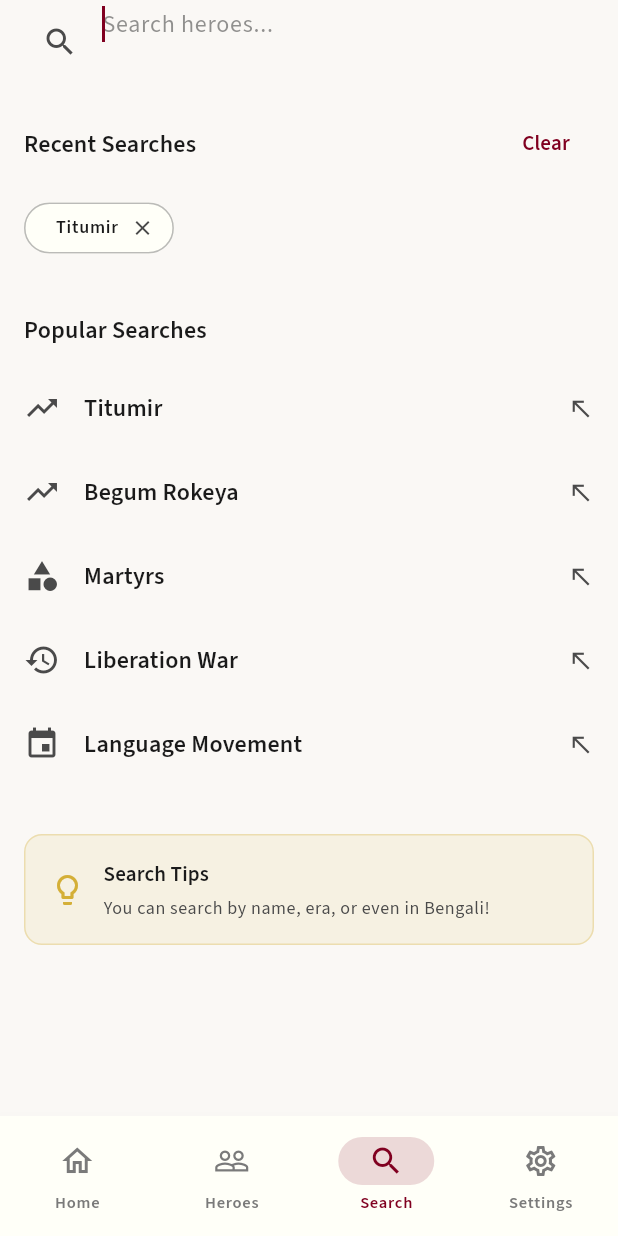
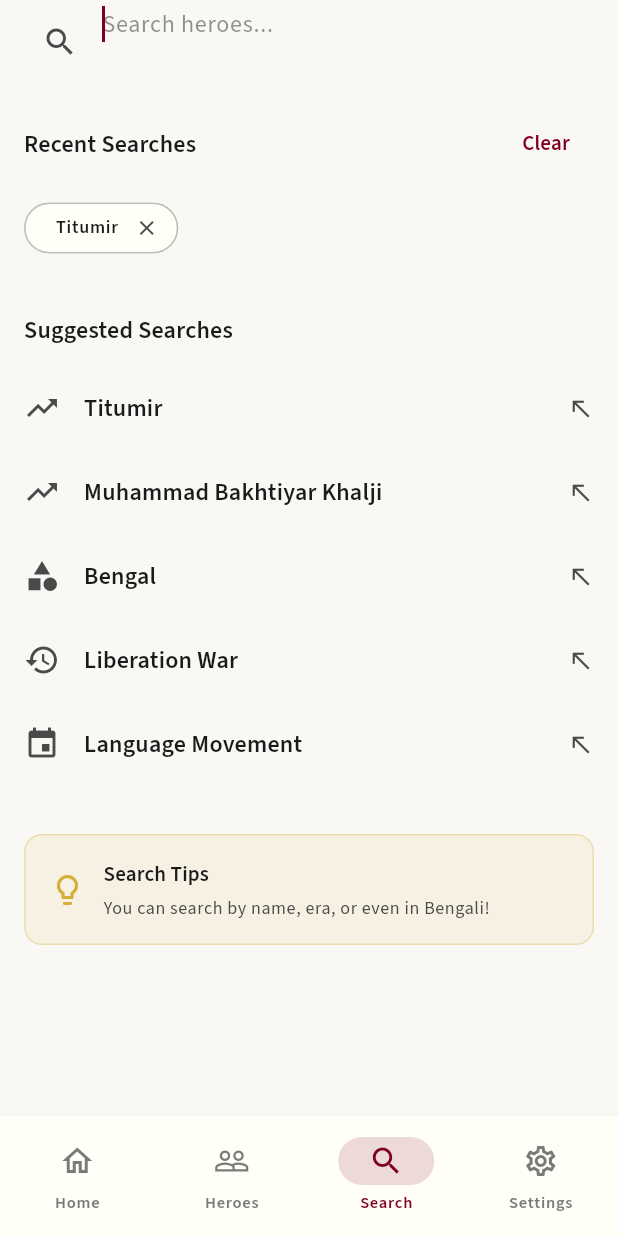
Before and after one commit to mahmud-r-farhan/bengal-heroes, a Flutter app: the SearchScreen screen opened by its route, after a tap on "Titumir", after a tap on the "close" icon, on a phone screen of 412 x 824 dp. Run offline on Flutter 3.47's test engine with Material 3 defaults, Android fonts, the phone set to English and light mode, and no system bars; our stand-ins replace easy_localization, flutter_animate, flutter_riverpod, go_router, google_fonts, shared_preferences and 1 more; missing offline and left inert: fuzzy; accounts and stored records are empty.

Commit message:
ready for production

```diff
--- a/bengal_heroes/lib/data/datasources/local_data_source.dart
+++ b/bengal_heroes/lib/data/datasources/local_data_source.dart
@@ -162,6 +162,16 @@ class LocalDataSource {
     }
   }
 
+  /// Get location by ID
+  Future<Location?> getLocationById(String id) async {
+    final locations = await loadLocations();
+    try {
+      return locations.firstWhere((l) => l.id == id);
+    } catch (_) {
+      return null;
+    }
+  }
+
   /// Get heroes by era ID
   Future<List<Hero>> getHeroesByEra(String eraId) async {
     final heroes = await loadHeroes();
--- a/bengal_heroes/lib/data/repositories/hero_repository.dart
+++ b/bengal_heroes/lib/data/repositories/hero_repository.dart
@@ -216,6 +216,22 @@ class HeroRepository {
             }
           }
         }
+
+        // Search in location name (if hero has a location)
+        if (hero.locationId != null) {
+          final location = await _dataSource.getLocationById(hero.locationId!);
+          if (location != null) {
+            final locationFuzzy = Fuzzy([location.getName(locale)], options: options);
+            final locationResults = locationFuzzy.search(query);
+            if (locationResults.isNotEmpty) {
+              final score = (1 - locationResults.first.score) * 0.7; // Weight: 0.7
+              if (score > bestScore) {
+                bestScore = score;
+                matchedField = 'location';
+              }
+            }
+          }
+        }
       }
 
       // Add to results if score is above threshold
--- a/bengal_heroes/lib/features/heroes/heroes_screen.dart
+++ b/bengal_heroes/lib/features/heroes/heroes_screen.dart
@@ -28,7 +28,7 @@ class _HeroesScreenState extends ConsumerState<HeroesScreen> {
   final ScrollController _scrollController = ScrollController();
   int _currentPage = 0;
   final List<models.Hero> _loadedHeroes = [];
-  bool _isLoadingMore = true; // Start with loading state
+  bool _isLoadingMore = false; // Start with false so initial load can execute
   bool _hasMoreData = true;
 
   @override
--- a/bengal_heroes/lib/features/search/search_screen.dart
+++ b/bengal_heroes/lib/features/search/search_screen.dart
@@ -178,15 +178,15 @@ class _SearchScreenState extends ConsumerState<SearchScreen> {
 
           // Search suggestions
           Text(
-            'Popular Searches',
+            'Suggested Searches',
             style: theme.textTheme.titleMedium?.copyWith(
               fontWeight: FontWeight.w600,
             ),
           ),
           const SizedBox(height: 12),
-          _buildSearchSuggestionItem(context, 'Titumir', Icons.trending_up),
-          _buildSearchSuggestionItem(context, 'Begum Rokeya', Icons.trending_up),
-          _buildSearchSuggestionItem(context, 'Martyrs', Icons.category),
+          _buildSearchSuggestionItem(context, 'Titumir ', Icons.trending_up),
+          _buildSearchSuggestionItem(context, 'Muhammad Bakhtiyar Khalji', Icons.trending_up),
+          _buildSearchSuggestionItem(context, 'Bengal', Icons.category),
           _buildSearchSuggestionItem(context, 'Liberation War', Icons.history),
           _buildSearchSuggestionItem(context, 'Language Movement', Icons.event),
 
@@ -330,7 +330,7 @@ class _SearchScreenState extends ConsumerState<SearchScreen> {
                     ),
                     const SizedBox(width: 16),
 
-                    // Info
+                    // Info with location support
                     Expanded(
                       child: Column(
                         crossAxisAlignment: CrossAxisAlignment.start,
@@ -392,6 +392,8 @@ class _SearchScreenState extends ConsumerState<SearchScreen> {
         return AppColors.secondaryOlive;
       case 'era':
         return AppColors.secondaryNavy;
+      case 'location':
+        return Colors.green;
       default:
         return AppColors.primaryGold;
     }
```
Also changed, not shown: bengal_heroes/lib/features/heroes/widgets/hero_filter_sheet.dart (+57 -2 lines), bengal_heroes/assets/data/heroes.json, bengal_heroes/assets/images/heroes/july_revolution_2024.jpg (added), bengal_heroes/assets/images/heroes/july_revolution_2024.webp (deleted), bengal_heroes/assets/images/heroes/muhammad_shahidullah.jpg (added), 1 other file.
